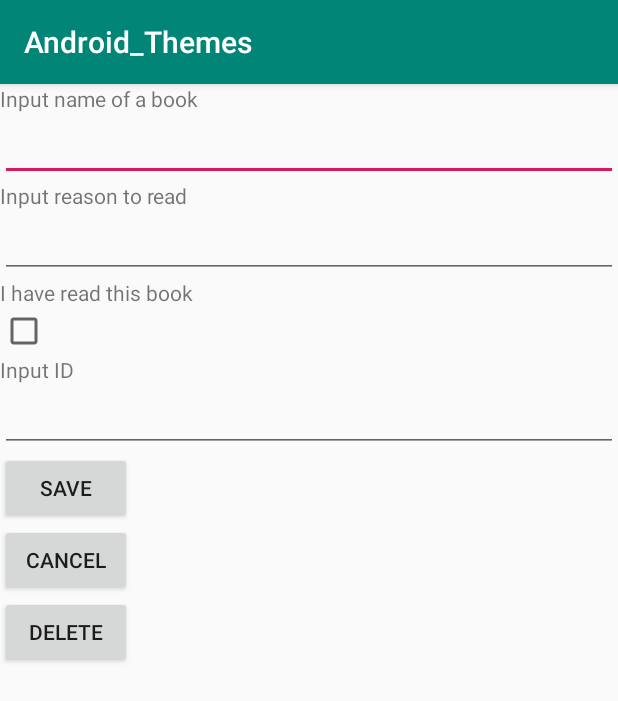
After one commit to bloominstituteoftechnology/Android_Themes, an Android app: the EditBookActivity screen opened directly, with no data from a screen before it, on a phone screen of 412 x 824 dp. The commit adds this screen. Shown: the top 701 px of the screen. Run offline under Robolectric (Android 15) with nearby library versions, the phone set to English and light mode, and no system bars; 7 statements that could not run were skipped.

Commit message:
Monday project without bug

```diff
--- /dev/null
+++ b/app/src/main/java/com/lambda/android_themes/BookController.java
@@ -0,0 +1,4 @@
+package com.lambda.android_themes;
+
+public class BookController {
+}
--- /dev/null
+++ b/app/src/main/java/com/lambda/android_themes/BooksModel.java
@@ -0,0 +1,4 @@
+package com.lambda.android_themes;
+
+public class BooksModel {
+}
--- /dev/null
+++ b/app/src/main/java/com/lambda/android_themes/EditBookActivity.java
@@ -0,0 +1,126 @@
+package com.lambda.android_themes;
+import android.content.Context;
+import android.content.Intent;
+import android.support.v7.app.AppCompatActivity;
+import android.os.Bundle;
+import android.view.View;
+import android.widget.CheckBox;
+import android.widget.EditText;
+import android.widget.Switch;
+import android.widget.TextView;
+
+public class EditBookActivity extends AppCompatActivity {
+    EditText etInputName;
+    EditText etInputReason;
+    CheckBox cbHasRead;
+    EditText etID;
+    Context context;
+    Book bookCurrent;
+
+    @Override
+    protected void onCreate(Bundle savedInstanceState) {
+        super.onCreate( savedInstanceState );
+        setContentView( R.layout.activity_edit_book );
+        receiveData();
+        findViewById(R.id.button_save).setOnClickListener(new View.OnClickListener() {
+            @Override
+            public void onClick(View v) {
+                // search for drug by brand name
+                sendData();
+            }
+        });
+        findViewById(R.id.button_cancel).setOnClickListener(new View.OnClickListener() {
+            @Override
+            public void onClick(View v) {
+                // search for drug by brand name
+
+                sendDatatoCancel();
+            }
+        });
+
+        findViewById(R.id.button_delete).setOnClickListener(new View.OnClickListener() {
+            @Override
+            public void onClick(View v) {
+                // search for drug by brand name
+
+                sendDatatoDelete();
+            }
+        });
+
+    }
+    @Override
+    public void onBackPressed() {
+
+        sendData();
+
+    }
+
+    private void receiveData(){
+        etInputName=findViewById(R.id.input_name);
+        etInputReason=findViewById(R.id.input_reason);
+        cbHasRead=findViewById( R.id.hasread );
+        etID=findViewById( R.id.input_id );
+        context = getApplicationContext();
+
+
+
+
+        String strTemp=(String) getIntent().getStringExtra(  "DATA");
+        if(strTemp.equals( "")){
+            bookCurrent = new Book( ",,,new" );
+            etInputName.setText( "" );
+            etInputReason.setText( "" );
+            etID.setText( "new" );
+            cbHasRead.setChecked( bookCurrent.bHasBeenRead );
+        }else {
+            bookCurrent = new Book( strTemp );
+            etInputName.setText( bookCurrent.getStrTitle() );
+            etInputReason.setText( bookCurrent.getStrReasonToRead() );
+            etID.setText( bookCurrent.strID );
+            cbHasRead.setChecked( bookCurrent.bHasBeenRead );
+        }
+
+    }
+
+    private void sendData(){
+        bookCurrent.setStrTitle( etInputName.getText().toString());
+        bookCurrent.setStrReasonToRead( etInputReason.getText().toString() );
+        bookCurrent.bHasBeenRead=cbHasRead.isChecked();
+        bookCurrent.setStrID( etID.getText().toString() );
+        Intent intent = new Intent(context, MainActivity.class);
+        intent.putExtra("DATA", bookCurrent.toCsvString());
+        setResult( RESULT_OK,intent );
+        onActivityResult( 1, RESULT_OK ,intent);
+
+        //     startActivityForResult(intent, 1);
+        finish();
+
+    }
+
+    private void sendDatatoCancel(){
+        Intent intent = new Intent(context, MainActivity.class);
+
+        intent.putExtra("DATA", ",,false,"+bookCurrent.getStrID());
+        setResult( RESULT_CANCELED,intent );
+
+        onActivityResult( 1, RESULT_CANCELED ,intent);
+
+        //      startActivityForResult(intent, 1);
+        finish();
+    }
+
+    private void sendDatatoDelete(){
+        bookCurrent.setStrTitle("");
+        bookCurrent.setStrReasonToRead("" );
+        bookCurrent.bHasBeenRead=cbHasRead.isChecked();
+        bookCurrent.setStrID( etID.getText().toString() );
+        Intent intent = new Intent(context, MainActivity.class);
+        intent.putExtra("DATA", bookCurrent.toCsvString());
+        setResult( RESULT_OK,intent );
+        onActivityResult( 1, RESULT_OK ,intent);
+
+        //     startActivityForResult(intent, 1);
+        finish();
+
+    }
+}
--- /dev/null
+++ b/app/src/main/res/layout/activity_edit_book.xml
@@ -0,0 +1,57 @@
+<?xml version="1.0" encoding="utf-8"?>
+<LinearLayout xmlns:android="http://schemas.android.com/apk/res/android"
+    xmlns:app="http://schemas.android.com/apk/res-auto"
+    xmlns:tools="http://schemas.android.com/tools"
+    android:layout_width="match_parent"
+    android:layout_height="match_parent"
+    tools:context=".EditBookActivity"
+    android:orientation="vertical">
+    <TextView
+        android:text="Input name of a book"
+        android:layout_width="wrap_content"
+        android:layout_height="wrap_content" />
+    <EditText
+        android:id="@+id/input_name"
+        android:layout_width="match_parent"
+        android:layout_height="wrap_content" />
+    <TextView
+        android:text="Input reason to read"
+        android:layout_width="wrap_content"
+        android:layout_height="wrap_content" />
+    <EditText
+        android:id="@+id/input_reason"
+        android:layout_width="match_parent"
+        android:layout_height="wrap_content" />
+    <TextView
+        android:text="I have read this book"
+        android:layout_width="wrap_content"
+        android:layout_height="wrap_content" />
+    <CheckBox
+        android:id="@+id/hasread"
+        android:layout_width="wrap_content"
+        android:layout_height="wrap_content"
+        />
+    <TextView
+        android:text="Input ID"
+        android:layout_width="wrap_content"
+        android:layout_height="wrap_content" />
+    <EditText
+        android:id="@+id/input_id"
+        android:layout_width="match_parent"
+        android:layout_height="wrap_content" />
+    <Button
+        android:id="@+id/button_save"
+        android:layout_width="wrap_content"
+        android:layout_height="wrap_content"
+        android:text="Save"/>
+    <Button
+        android:id="@+id/button_cancel"
+        android:layout_width="wrap_content"
+        android:layout_height="wrap_content"
+        android:text="Cancel"/>
+    <Button
+        android:id="@+id/button_delete"
+        android:layout_width="wrap_content"
+        android:layout_height="wrap_content"
+        android:text="Delete"/>
+</LinearLayout>
```
Also changed, not shown: app/src/main/AndroidManifest.xml (+7 -0 lines), app/src/main/java/com/lambda/android_themes/Book.java (added, +99 -0 lines), app/src/main/java/com/lambda/android_themes/MainActivity.java (+185 -1 lines), app/src/main/java/com/lambda/android_themes/SharedPrefsDao.java (added, +130 -0 lines), app/src/main/res/layout/activity_main.xml (+22 -10 lines).
